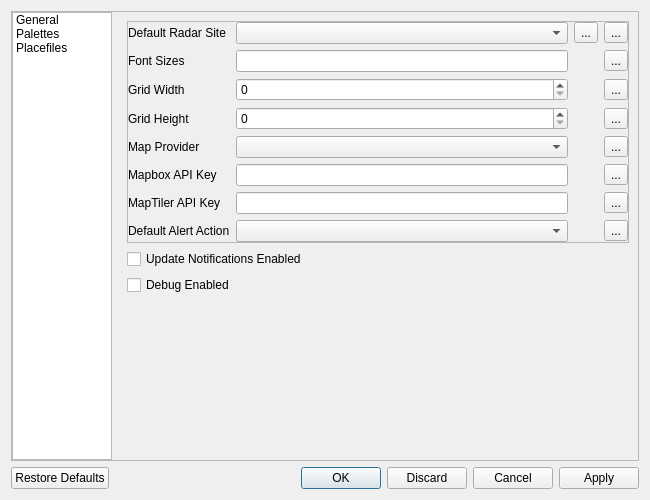
The window that scwx-qt/source/scwx/qt/ui/settings_dialog.ui (dpaulat/supercell-wx) describes before a commit, drawn with Qt 5.
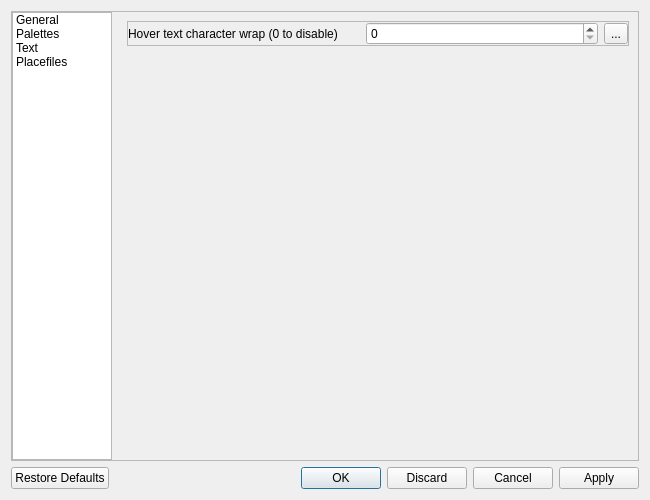
The same window after the commit. The open tabs and pages were chosen to show the change. Icons and pictures are not drawn.

Commit message: Add hover text wrap to settings

The edit to the form file:
```diff
--- a/scwx-qt/source/scwx/qt/ui/settings_dialog.ui
+++ b/scwx-qt/source/scwx/qt/ui/settings_dialog.ui
@@ -73,6 +73,15 @@
            <normaloff>:/res/icons/font-awesome-6/palette-solid.svg</normaloff>:/res/icons/font-awesome-6/palette-solid.svg</iconset>
          </property>
         </item>
+        <item>
+         <property name="text">
+          <string>Text</string>
+         </property>
+         <property name="icon">
+          <iconset resource="../../../../scwx-qt.qrc">
+           <normaloff>:/res/icons/font-awesome-6/font-solid.svg</normaloff>:/res/icons/font-awesome-6/font-solid.svg</iconset>
+         </property>
+        </item>
         <item>
          <property name="text">
           <string>Placefiles</string>
@@ -427,6 +436,72 @@
           </item>
          </layout>
         </widget>
+        <widget class="QWidget" name="text">
+         <layout class="QVBoxLayout" name="verticalLayout_5">
+          <item>
+           <widget class="QFrame" name="frame_3">
+            <property name="frameShape">
+             <enum>QFrame::StyledPanel</enum>
+            </property>
+            <property name="frameShadow">
+             <enum>QFrame::Raised</enum>
+            </property>
+            <layout class="QGridLayout" name="gridLayout_7">
+             <property name="leftMargin">
+              <number>0</number>
+             </property>
+             <property name="topMargin">
+              <number>0</number>
+             </property>
+             <property name="rightMargin">
+              <number>0</number>
+             </property>
+             <property name="bottomMargin">
+              <number>0</number>
+             </property>
+             <item row="0" column="0">
+              <widget class="QLabel" name="label_8">
+               <property name="text">
+                <string>Hover text character wrap (0 to disable)</string>
+               </property>
+              </widget>
+             </item>
+             <item row="0" column="1">
+              <widget class="QSpinBox" name="hoverTextWrapSpinBox">
+               <property name="maximum">
+                <number>999</number>
+               </property>
+              </widget>
+             </item>
+             <item row="0" column="2">
+              <widget class="QToolButton" name="resetHoverTextWrapButton">
+               <property name="text">
+                <string>...</string>
+               </property>
+               <property name="icon">
+                <iconset resource="../../../../scwx-qt.qrc">
+                 <normaloff>:/res/icons/font-awesome-6/rotate-left-solid.svg</normaloff>:/res/icons/font-awesome-6/rotate-left-solid.svg</iconset>
+               </property>
+              </widget>
+             </item>
+            </layout>
+           </widget>
+          </item>
+          <item>
+           <spacer name="verticalSpacer_4">
+            <property name="orientation">
+             <enum>Qt::Vertical</enum>
+            </property>
+            <property name="sizeHint" stdset="0">
+             <size>
+              <width>20</width>
+              <height>40</height>
+             </size>
+            </property>
+           </spacer>
+          </item>
+         </layout>
+        </widget>
         <widget class="QWidget" name="placefiles">
          <layout class="QVBoxLayout" name="verticalLayout_4">
           <property name="leftMargin">
```
Left out of the diff: 4 changed lines with no effect on the pictures. The commit also changes 8 other files.
